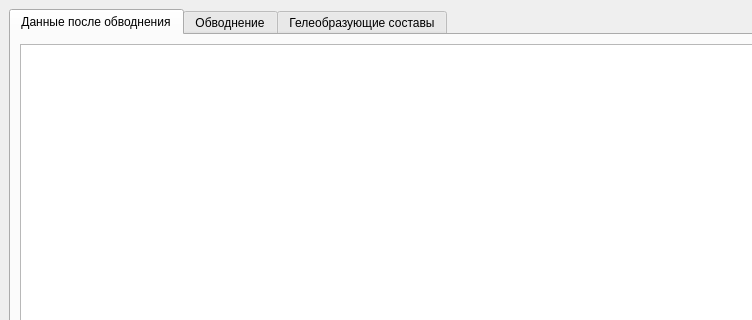
This is Application/UIWindow.ui in ildarhb/NIPI as Qt 5 draws it before an edit; both pictures show x 0 to 752 and y 0 to 320 of the 903 by 571 pixel window. The edited form follows.
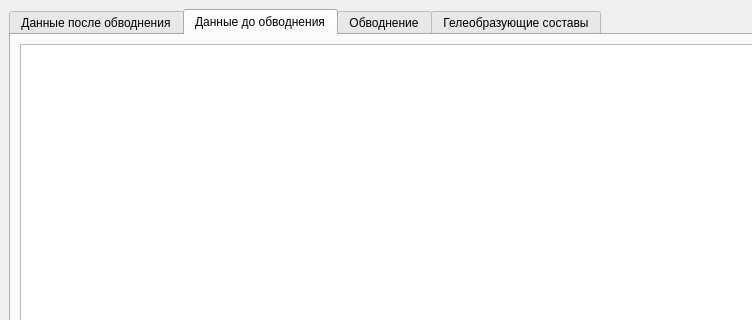
This is the edited form.

Commit message: Добавление заполнения данных до обводнения и после обводнения

```diff
--- a/Application/UIWindow.ui
+++ b/Application/UIWindow.ui
@@ -24,7 +24,7 @@
     <item>
      <widget class="QTabWidget" name="tabsData">
       <property name="currentIndex">
-       <number>0</number>
+       <number>1</number>
       </property>
       <widget class="QWidget" name="tabAfterWatering">
        <attribute name="title">
@@ -36,6 +36,16 @@
         </item>
        </layout>
       </widget>
+      <widget class="QWidget" name="tabBeforeWatering">
+       <attribute name="title">
+        <string>Данные до обводнения</string>
+       </attribute>
+       <layout class="QVBoxLayout" name="verticalLayout_5">
+        <item>
+         <widget class="QTableWidget" name="tableBeforeWatering"/>
+        </item>
+       </layout>
+      </widget>
       <widget class="QWidget" name="tabWatering">
        <attribute name="title">
         <string>Обводнение</string>
```
The commit also changes 3 other files.
